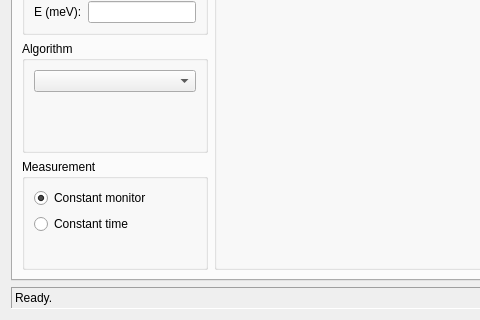
Above: ui/reso.ui from tweber-ill/frm_mirror-takin1 before the change; both pictures show x 0 to 480 and y 158 to 478 of the 810 by 478 pixel window. Below: the same form after it.
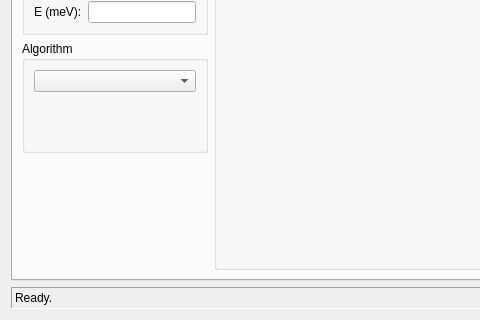
That is the form after the change. Icons and pictures are not drawn.

Patch:
```diff
--- a/ui/reso.ui
+++ b/ui/reso.ui
@@ -1265,41 +1265,6 @@
          </layout>
         </widget>
        </item>
-       <item row="2" column="0">
-        <widget class="QGroupBox" name="groupBox_7">
-         <property name="sizePolicy">
-          <sizepolicy hsizetype="Preferred" vsizetype="Preferred">
-           <horstretch>0</horstretch>
-           <verstretch>0</verstretch>
-          </sizepolicy>
-         </property>
-         <property name="title">
-          <string>Measurement</string>
-         </property>
-         <layout class="QFormLayout" name="formLayout_7">
-          <property name="fieldGrowthPolicy">
-           <enum>QFormLayout::AllNonFixedFieldsGrow</enum>
-          </property>
-          <item row="0" column="0">
-           <widget class="QRadioButton" name="radioConstMon">
-            <property name="text">
-             <string>Constant monitor</string>
-            </property>
-            <property name="checked">
-             <bool>true</bool>
-            </property>
-           </widget>
-          </item>
-          <item row="1" column="0">
-           <widget class="QRadioButton" name="radioConstTime">
-            <property name="text">
-             <string>Constant time</string>
-            </property>
-           </widget>
-          </item>
-         </layout>
-        </widget>
-       </item>
       </layout>
      </widget>
      <widget class="QWidget" name="tabMC">
```
Left out of the diff: 2 changed lines with no effect on the pictures.
